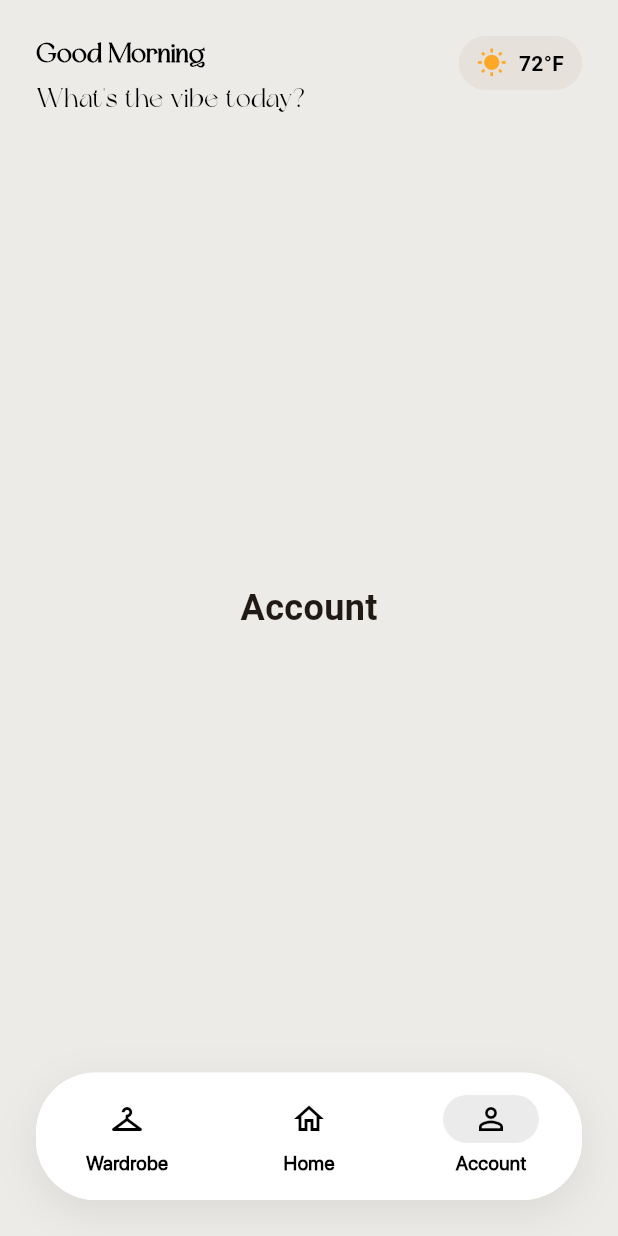
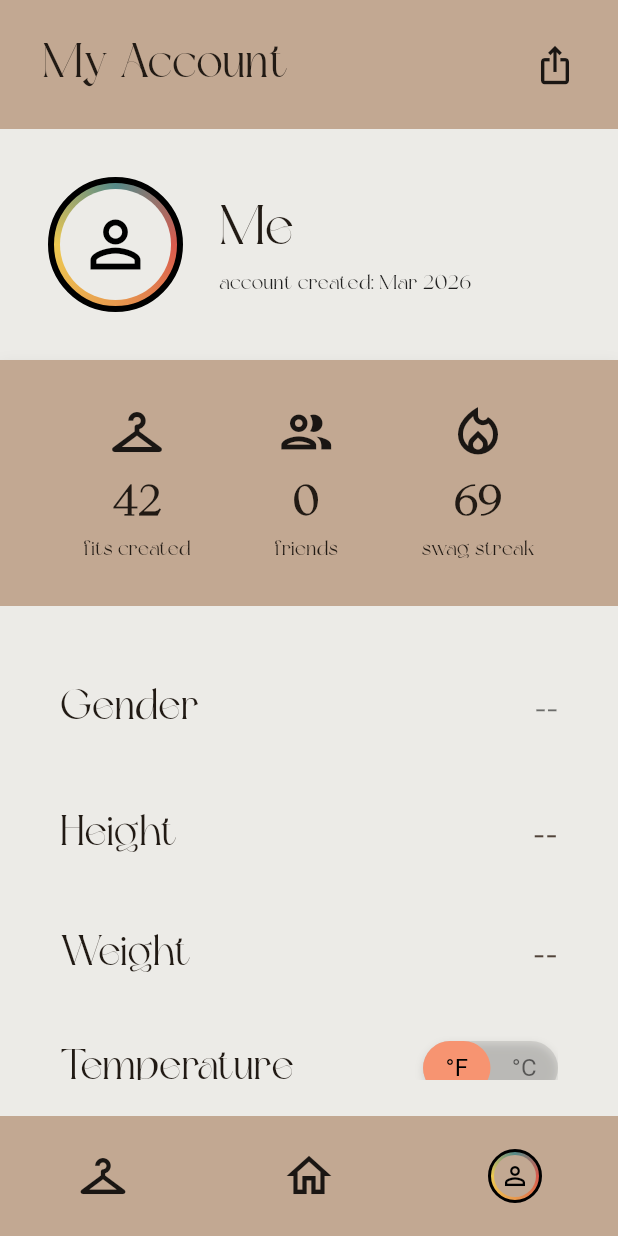
Before and after one commit to suupreme/swaggyy, a Flutter app: the screen it shows after launch, item 3 of the bottom bar chosen, on a phone screen of 412 x 824 dp. Run offline on Flutter 3.47's test engine with Material 3 defaults, Android fonts, the phone set to English and light mode, and no system bars; our stand-ins replace carousel_slider, flutter_svg, google_fonts, material_symbols_icons.

Commit message:
add ui to account page. profile card, stats, personal info and customizable settings. also can share profile with friends.

```diff
--- a/client/lib/main.dart
+++ b/client/lib/main.dart
@@ -2,6 +2,7 @@ import 'package:flutter/material.dart';
 import 'theme/app_colors.dart';
 import 'screens/ootd_screen.dart';
 import 'screens/wardrobe_screen.dart';
+import 'screens/account_screen.dart';
 import 'package:google_fonts/google_fonts.dart';
 import 'package:material_symbols_icons/material_symbols_icons.dart';
 import 'package:flutter_svg/flutter_svg.dart';
@@ -42,16 +43,10 @@ class HomeScreen extends StatefulWidget {
 class _HomeScreenState extends State<HomeScreen> {
   int _selectedIndex = 0;
 
-  // The content for each of the three tabs
   static const List<Widget> _pages = <Widget>[
     WardrobeScreen(),
     OotdScreen(),
-    Center(
-      child: Text(
-        'Account',
-        style: TextStyle(fontSize: 24, fontWeight: FontWeight.bold),
-      ),
-    ),
+    AccountScreen(),
   ];
 
   void _onItemTapped(int index) {
@@ -74,9 +69,12 @@ class _HomeScreenState extends State<HomeScreen> {
   @override
   Widget build(BuildContext context) {
     return Scaffold(
-      body: SafeArea(
-        child: Column(
-          children: [
+      backgroundColor: _selectedIndex == 2 ? const Color(0xFF262626) : AppColors.background,
+      body: _selectedIndex == 2
+          ? const AccountScreen()
+          : SafeArea(
+              child: Column(
+                children: [
             // Custom Header area replacing the AppBar
             Padding(
               padding: const EdgeInsets.fromLTRB(24.0, 24.0, 24.0, 16.0),
@@ -145,9 +143,68 @@ class _HomeScreenState extends State<HomeScreen> {
           ],
         ),
       ),
-      bottomNavigationBar: SafeArea(
-        child: Container(
-          margin: const EdgeInsets.only(left: 24, right: 24, bottom: 24),
+      bottomNavigationBar: _selectedIndex == 2
+          ? SafeArea(
+              child: Container(
+                color: AppColors.primary,
+                child: NavigationBarTheme(
+                  data: NavigationBarThemeData(
+                    labelBehavior: NavigationDestinationLabelBehavior.alwaysHide,
+                    indicatorShape: const CircleBorder(),
+                    indicatorColor: Colors.black.withOpacity(0.08),
+                  ),
+                  child: NavigationBar(
+                    height: 80,
+                    backgroundColor: AppColors.primary,
+                    surfaceTintColor: Colors.transparent,
+                    elevation: 0,
+                    selectedIndex: _selectedIndex,
+                    onDestinationSelected: _onItemTapped,
+                    destinations: [
+                      const NavigationDestination(
+                        icon: Icon(Icons.checkroom_outlined, size: 36, color: Colors.black87),
+                        label: 'Wardrobe',
+                      ),
+                      const NavigationDestination(
+                        icon: Icon(Icons.home_outlined, size: 36, color: Colors.black87),
+                        label: 'Home',
+                      ),
+                      NavigationDestination(
+                        icon: Container(
+                          width: 36,
+                          height: 36,
+                          decoration: BoxDecoration(
+                            shape: BoxShape.circle,
+                            border: Border.all(color: Colors.black, width: 2),
+                            gradient: const SweepGradient(
+                              colors: [
+                                Color(0xFFD95A4D),
+                                Color(0xFFE89A4E),
+                                Color(0xFFEDC951),
+                                Color(0xFF558988),
+                                Color(0xFFD95A4D),
+                              ],
+                            ),
+                          ),
+                          child: Container(
+                            margin: const EdgeInsets.all(2),
+                            decoration: const BoxDecoration(
+                              shape: BoxShape.circle,
+                              color: AppColors.primary,
+                            ),
+                            child: const Icon(Icons.person_outline, size: 20, color: Colors.black),
+                          ),
+                        ),
+                        label: 'Account',
+                      ),
+                    ],
+                  ),
+                ),
+              ),
+            )
+          : SafeArea(
+              child: Container(
+                margin: const EdgeInsets.only(left: 24, right: 24, bottom: 24),
           decoration: BoxDecoration(
             color: Colors.white,
             borderRadius: BorderRadius.circular(40),
--- /dev/null
+++ b/client/lib/screens/account_screen.dart
@@ -0,0 +1,397 @@
+import 'package:flutter/material.dart';
+import '../theme/app_colors.dart';
+
+class AccountScreen extends StatefulWidget {
+  const AccountScreen({super.key});
+
+  @override
+  State<AccountScreen> createState() => _AccountScreenState();
+}
+
+class _AccountScreenState extends State<AccountScreen> {
+  bool _isCelsius = false;
+
+  final TextEditingController _heightController = TextEditingController();
+  final TextEditingController _weightController = TextEditingController();
+
+  String? _selectedGender;
+  final List<String> _genderOptions = ['Male', 'Female', 'Other', 'Prefer not to say'];
+
+  Widget _buildStat(IconData icon, String value, String label) {
+    return Column(
+      children: [
+        Icon(icon, size: 40, color: Colors.black87),
+        const SizedBox(height: 8),
+        Text(
+          value,
+          style: const TextStyle(
+            fontFamily: 'Dream-Avenue',
+            fontSize: 28,
+            fontWeight: FontWeight.bold,
+          ),
+        ),
+        Text(
+          label,
+          style: const TextStyle(
+            fontFamily: 'Dream-Avenue',
+            fontSize: 14,
+          ),
+        ),
+      ],
+    );
+  }
+
+  Widget _buildEditableRow(String label, TextEditingController controller) {
+    return Padding(
+      padding: const EdgeInsets.symmetric(vertical: 20.0),
+      child: Row(
+        mainAxisAlignment: MainAxisAlignment.spaceBetween,
+        children: [
+          Text(
+            label,
+            style: const TextStyle(
+              fontFamily: 'Dream-Avenue',
+              fontSize: 28,
+            ),
+          ),
+          Expanded(
+            child: TextField(
+              controller: controller,
+              textAlign: TextAlign.right,
+              style: const TextStyle(
+                fontFamily: 'SF',
+                fontSize: 18,
+                color: Colors.black54,
+              ),
+              decoration: const InputDecoration(
+                hintText: '--',
+                border: InputBorder.none,
+                isDense: true,
+                contentPadding: EdgeInsets.zero,
+              ),
+            ),
+          ),
+        ],
+      ),
+    );
+  }
+
+  Widget _buildGenderDropdownRow() {
+    return Padding(
+      padding: const EdgeInsets.symmetric(vertical: 20.0),
+      child: Row(
+        mainAxisAlignment: MainAxisAlignment.spaceBetween,
+        children: [
+          const Text(
+            'Gender',
+            style: TextStyle(
+              fontFamily: 'Dream-Avenue',
+              fontSize: 28,
+            ),
+          ),
+          DropdownButtonHideUnderline(
+            child: DropdownButton<String>(
+              value: _selectedGender,
+              hint: const Text(
+                '--',
+                style: TextStyle(
+                  fontFamily: 'SF',
+                  fontSize: 18,
+                  color: Colors.black54,
+                ),
+              ),
+              icon: const SizedBox.shrink(), // hide the default arrow optionally
+              alignment: AlignmentDirectional.centerEnd,
+              style: const TextStyle(
+                fontFamily: 'SF',
+                fontSize: 18,
+                color: Colors.black54,
+              ),
+              items: _genderOptions.map((String value) {
+                return DropdownMenuItem<String>(
+                  value: value,
+                  child: Text(value),
+                );
+              }).toList(),
+              onChanged: (String? newValue) {
+                setState(() {
+                  _selectedGender = newValue;
+                });
+              },
+            ),
+          ),
+        ],
+      ),
+    );
+  }
+
+  void _showShareDialog(BuildContext context) {
+    showDialog(
+      context: context,
+      builder: (BuildContext context) {
+        return AlertDialog(
+          backgroundColor: AppColors.background,
+          title: const Text('Share Profile', style: TextStyle(fontFamily: 'Dream-Avenue')),
+          content: Column(
+            mainAxisSize: MainAxisSize.min,
+            children: [
+              const Text(
+                'Copy this link to share your profile with friends!',
+                style: TextStyle(fontFamily: 'SF', fontSize: 16),
+              ),
+              const SizedBox(height: 16),
+              Container(
+                padding: const EdgeInsets.symmetric(horizontal: 12, vertical: 8),
+                decoration: BoxDecoration(
+                  color: Colors.black.withOpacity(0.05),
+                  borderRadius: BorderRadius.circular(8),
+                  border: Border.all(color: Colors.black12),
+                ),
+                child: Row(
+                  children: [
+                    const Expanded(
+                      child: Text(
+                        'swaggyy.app/u/me123',
+                        style: TextStyle(fontFamily: 'SF', color: Colors.black54),
+                        overflow: TextOverflow.ellipsis,
+                      ),
+                    ),
+                    IconButton(
+                      icon: const Icon(Icons.copy, size: 20),
+                      onPressed: () {
+                        ScaffoldMessenger.of(context).showSnackBar(
+                          const SnackBar(content: Text('Link copied to clipboard!')),
+                        );
+                        Navigator.pop(context);
+                      },
+                    ),
+                  ],
+                ),
+              ),
+            ],
+          ),
+          actions: [
+            TextButton(
+              onPressed: () => Navigator.pop(context),
+              child: const Text('Close', style: TextStyle(color: Colors.black)),
+            ),
+          ],
+        );
+      },
+    );
+  }
+
+  @override
+  Widget build(BuildContext context) {
+    return Container(
+      color: AppColors.primary,
+      child: SafeArea(
+        bottom: false,
+        child: Column(
+          children: [
+            // "My Account" header
+            Padding(
+              padding: const EdgeInsets.fromLTRB(28, 20, 28, 20),
+              child: Row(
+                mainAxisAlignment: MainAxisAlignment.spaceBetween,
+                children: [
+                  const Text(
+                    'My Account',
+                    style: TextStyle(
+                      fontFamily: 'Dream-Avenue',
+                      fontSize: 32,
+                    ),
+                  ),
+                  GestureDetector(
+                    onTap: () => _showShareDialog(context),
+                    child: const Icon(Icons.ios_share, size: 28),
+                  ),
+                ],
+              ),
+            ),
+
+            // Profile Info
+            Container(
+              width: double.infinity,
+              color: AppColors.background,
+              padding: const EdgeInsets.symmetric(horizontal: 32, vertical: 32),
+              child: Row(
+                children: [
+                  Container(
+                    width: 90,
+                    height: 90,
+                    decoration: BoxDecoration(
+                      shape: BoxShape.circle,
+                      border: Border.all(color: Colors.black, width: 4),
+                      gradient: const SweepGradient(
+                        colors: [
+                          Color(0xFFD95A4D),
+                          Color(0xFFE89A4E),
+                          Color(0xFFEDC951),
+                          Color(0xFF558988),
+                          Color(0xFFD95A4D),
+                        ],
+                      ),
+                    ),
+                    child: Container(
+                      margin: const EdgeInsets.all(4),
+                      decoration: const BoxDecoration(
+                        shape: BoxShape.circle,
+                        color: AppColors.background,
+                      ),
+                      child: const Icon(Icons.person_outline, size: 50, color: Colors.black),
+                    ),
+                  ),
+                  const SizedBox(width: 24),
+                  Column(
+                    crossAxisAlignment: CrossAxisAlignment.start,
+                    children: [
+                      const Text(
+                        'Me',
+                        style: TextStyle(
+                          fontFamily: 'Dream-Avenue',
+                          fontSize: 36,
+                        ),
+                      ),
+                      const Text(
+                        'account created: Mar 2026',
+                        style: TextStyle(
+                          fontFamily: 'Dream-Avenue',
+                          fontSize: 14,
+                          color: Colors.black87,
+                        ),
+                      ),
+                    ],
+                  ),
+                ],
+              ),
+            ),
+
+            // Stats
+            Container(
+              width: double.infinity,
+              decoration: BoxDecoration(
+                color: AppColors.primary,
+                boxShadow: [
+                  BoxShadow(
+                    color: Colors.black.withOpacity(0.1),
+                    blurRadius: 8,
+                    offset: const Offset(0, 4),
+                  ),
+                ],
+              ),
+              padding: const EdgeInsets.symmetric(vertical: 28),
+              child: Row(
+                mainAxisAlignment: MainAxisAlignment.spaceEvenly,
+                children: [
+                  _buildStat(Icons.checkroom_outlined, '42', 'fits created'),
+                  _buildStat(Icons.group_outlined, '0', 'friends'),
+                  _buildStat(Icons.local_fire_department_outlined, '69', 'swag streak'),
+                ],
+              ),
+            ),
+
+            // Editable Fields
+            Expanded(
+              child: Container(
+                width: double.infinity,
+                color: AppColors.background,
+                padding: const EdgeInsets.symmetric(horizontal: 40, vertical: 24),
+                child: SingleChildScrollView(
+                  child: Column(
+                    children: [
+                      _buildGenderDropdownRow(),
+                      _buildEditableRow('Height', _heightController),
+                      _buildEditableRow('Weight', _weightController),
+
+                      Padding(
+                        padding: const EdgeInsets.symmetric(vertical: 16.0),
+                        child: Row(
+                          mainAxisAlignment: MainAxisAlignment.spaceBetween,
+                          children: [
+                            const Text(
+                              'Temperature',
+                              style: TextStyle(
+                                fontFamily: 'Dream-Avenue',
+                                fontSize: 28,
+                              ),
+                            ),
+                            GestureDetector(
+                              onTap: () {
+                                setState(() {
+                                  _isCelsius = !_isCelsius;
+                                });
+                              },
+                              child: Container(
+                                width: 90,
+                                height: 36,
+                                decoration: BoxDecoration(
+                                  color: Colors.black.withOpacity(0.1),
+                                  borderRadius: BorderRadius.circular(18),
+                                  boxShadow: const [
+                                    BoxShadow(
+                                      color: Colors.black12,
+                                      blurRadius: 4,
+                                      offset: Offset(0, 2),
+                                    ),
+                                  ],
+                                ),
+                                child: Stack(
+                                  children: [
+                                    AnimatedPositioned(
+                                      duration: const Duration(milliseconds: 200),
+                                      curve: Curves.easeInOut,
+                                      left: _isCelsius ? 45 : 0,
+                                      right: _isCelsius ? 0 : 45,
+                                      child: Container(
+                                        height: 36,
+                                        decoration: BoxDecoration(
+                                          color: _isCelsius ? Colors.green : const Color(0xFFF79471), // green when Celsius, peach when F
+                                          borderRadius: BorderRadius.circular(18),
+                                        ),
+                                      ),
+                                    ),
+                                    Row(
+                                      children: [
+                                        Expanded(
+                                          child: Center(
+                                            child: Text(
+                                              '°F',
+                                              style: TextStyle(
+                                                fontSize: 16,
+                                                color: !_isCelsius ? Colors.black : Colors.black54,
+                                              ),
+                                            ),
+                                          ),
+                                        ),
+                                        Expanded(
+                                          child: Center(
+                                            child: Text(
+                                              '°C',
+                                              style: TextStyle(
+                                                fontSize: 16,
+                                                color: _isCelsius ? Colors.white : Colors.black54,
+                                              ),
+                                            ),
+                                          ),
+                                        ),
+                                      ],
+                                    ),
+                                  ],
+                                ),
+                              ),
+                            ),
+                          ],
+                        ),
+                      ),
+                    ],
+                  ),
+                ),
+              ),
+            ),
+          ],
+        ),
+      ),
+    );
+  }
+}
```
